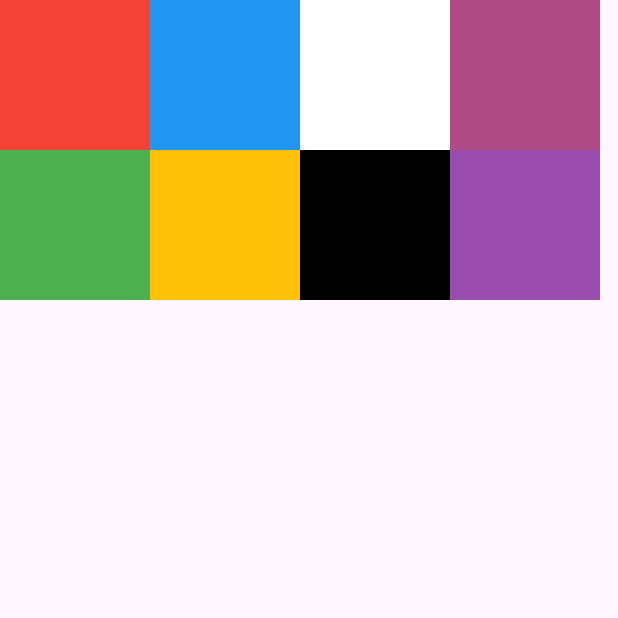
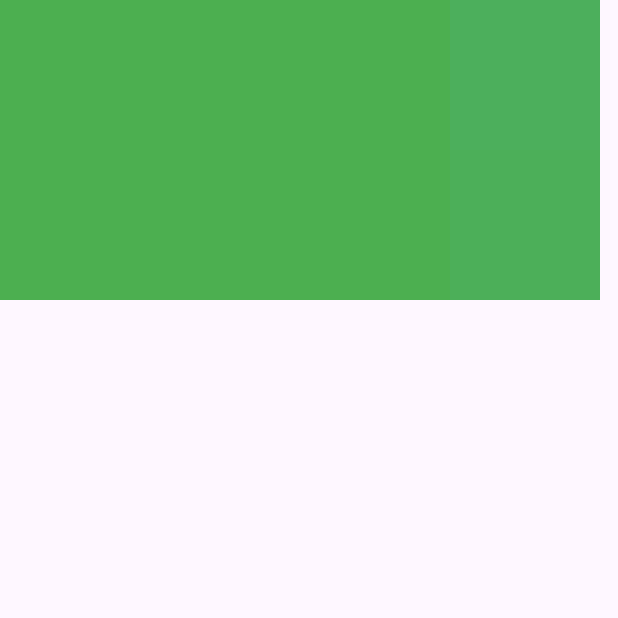
Before and after one commit to ashitamustikaanggraeni/psas-mobile-xipplg2, a Flutter app: the page2 screen opened by its route, on a phone screen of 412 x 824 dp, the top half of it. Run offline on Flutter 3.47's test engine with Material 3 defaults, Android fonts, the phone set to English and light mode, and no system bars.

Commit message:
choose color

```diff
--- a/lib/page2.dart
+++ b/lib/page2.dart
@@ -13,7 +13,7 @@ class page2 extends StatelessWidget {
               Container(
                 height: 100,
                 width: 100,
-                color: Colors.red,
+                color: Colors.green,
               ),
               Container(
                 height: 100,
@@ -27,12 +27,12 @@ class page2 extends StatelessWidget {
               Container(
                 height: 100,
                 width: 100,
-                color: Colors.blue,
+                color: Colors.green,
               ),
               Container(
                 height: 100,
                 width: 100,
-                color: Colors.amber,
+                color: Colors.green,
               ),
             ],
           ),
@@ -41,12 +41,12 @@ class page2 extends StatelessWidget {
               Container(
                 height: 100,
                 width: 100,
-                color: Colors.white,
+                color: Colors.green,
               ),
               Container(
                 height: 100,
                 width: 100,
-                color: Colors.black,
+                color: Colors.green,
               ),
             ],
           ),
@@ -55,12 +55,12 @@ class page2 extends StatelessWidget {
               Container(
                 height: 100,
                 width: 100,
-                color: Color.fromARGB(255, 175, 76, 134),
+                color: Color.fromARGB(255, 76, 175, 92),
               ),
               Container(
                 height: 100,
                 width: 100,
-                color: Color.fromARGB(255, 155, 76, 175),
+                color: Color.fromARGB(255, 76, 175, 89),
               ),
             ],
           ),
```
